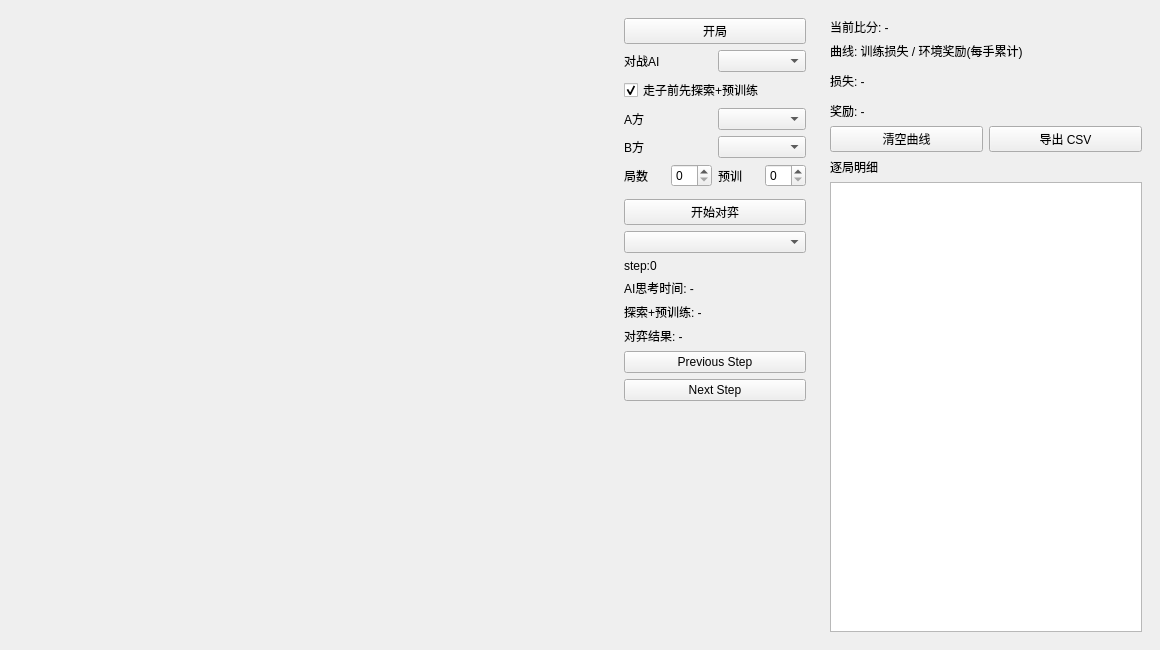
Old version of the form src/mainwindow.ui in the repository WorldEditor50/chess.
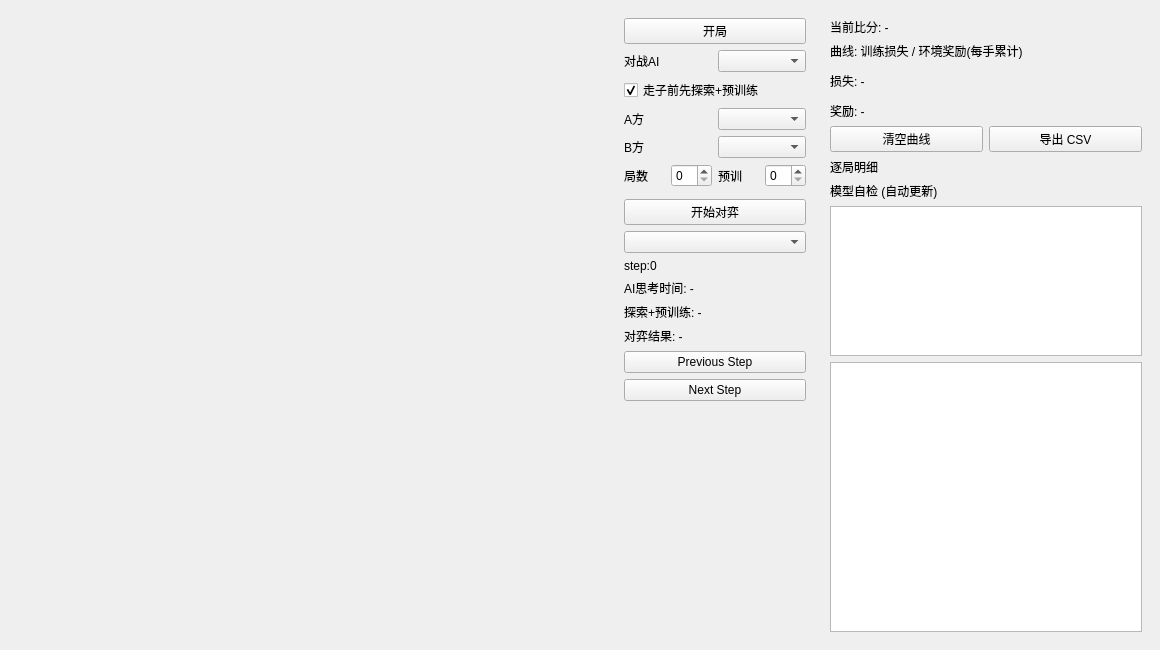
New version of the form. Custom widgets are drawn as their Qt base class.

Commit message: DQN+MCTS 的表示闸门 + 自检进界面（探针 / 两个真 bug / test_dqnmcts 首批断言）

Patch:
```diff
--- a/src/mainwindow.ui
+++ b/src/mainwindow.ui
@@ -313,6 +313,35 @@
          </property>
         </widget>
        </item>
+       <item>
+        <widget class="QLabel" name="selfCheckTitleLabel">
+         <property name="text">
+          <string>模型自检 (自动更新)</string>
+         </property>
+        </widget>
+       </item>
+       <item>
+        <widget class="QPlainTextEdit" name="selfCheckView">
+         <property name="minimumSize">
+          <size>
+           <width>0</width>
+           <height>108</height>
+          </size>
+         </property>
+         <property name="maximumSize">
+          <size>
+           <width>16777215</width>
+           <height>150</height>
+          </size>
+         </property>
+         <property name="readOnly">
+          <bool>true</bool>
+         </property>
+         <property name="textInteractionFlags">
+          <set>Qt::TextInteractionFlag::TextSelectableByMouse|Qt::TextInteractionFlag::TextSelectableByKeyboard</set>
+         </property>
+        </widget>
+       </item>
        <item>
         <widget class="QListWidget" name="gameListWidget"/>
        </item>
```
The commit also changes 14 other files.
